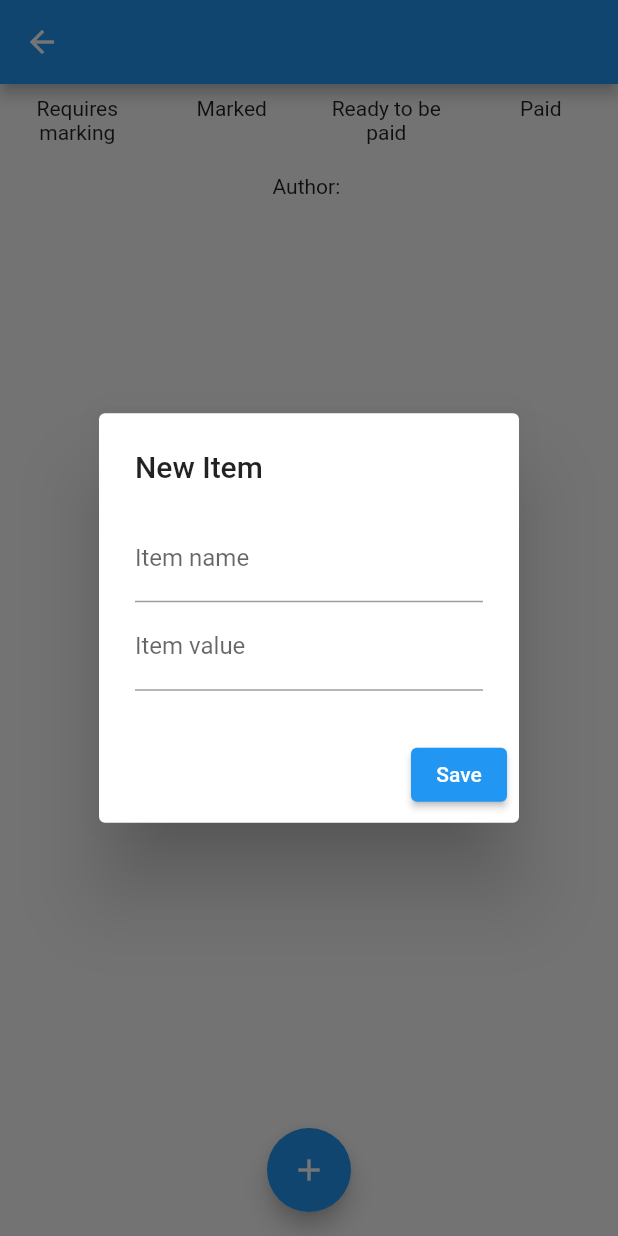
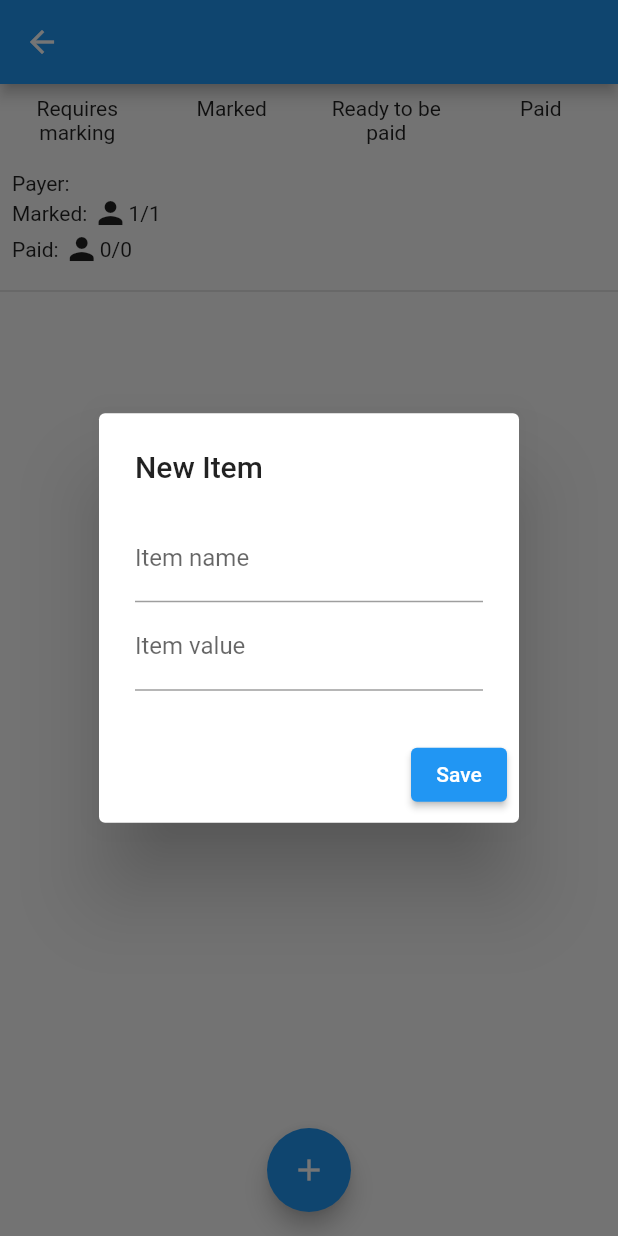
Before and after one commit to ANDREYDEN/Statera, a Flutter app: the ExpensePage screen opened directly with empty values, after a tap on the "add" icon, on a phone screen of 412 x 824 dp. Run offline on Flutter 3.47's test engine with Material 2 defaults, Android fonts, the phone set to English and light mode, and no system bars; our stand-ins replace cloud_firestore, firebase_auth, firebase_core, google_sign_in, multi_select_flutter; accounts and stored records are empty.

Commit message:
Style expenses

```diff
--- a/lib/models/author.dart
+++ b/lib/models/author.dart
@@ -3,22 +3,29 @@ import 'package:firebase_auth/firebase_auth.dart';
 class Author {
   late String uid;
   late String name;
+  String? photoURL;
 
-  Author({required this.uid, required this.name});
+  Author({required this.uid, required this.name, this.photoURL});
 
   Author.fromUser(User user) {
     this.uid = user.uid;
     this.name = user.displayName ?? 'anonymous';
+    this.photoURL = user.photoURL;
   }
 
   static Author fromFirestore(Map<String, dynamic> data) {
-    return Author(uid: data['uid'], name: data['name']);
+    return Author(
+      uid: data['uid'],
+      name: data['name'],
+      photoURL: data['photoURL'],
+    );
   }
 
   Map<String, dynamic> toFirestore() {
     return {
       'uid': uid,
-      'name': name
+      'name': name,
+      'photoURL': photoURL,
     };
   }
 }
--- a/lib/views/expense_page.dart
+++ b/lib/views/expense_page.dart
@@ -147,8 +147,34 @@ class _ExpensePageState extends State<ExpensePage> {
               ],
             ),
           ),
-          SizedBox(height: 10),
-          Text("Author: ${widget.expense.author.name}"),
+          Padding(
+            padding: const EdgeInsets.all(8.0),
+            child: Column(
+              crossAxisAlignment: CrossAxisAlignment.start,
+              children: [
+                Text("Payer: ${widget.expense.author.name}"),
+                Row(
+                  children: [
+                    Text("Marked: "),
+                    Icon(Icons.person),
+                    Text(
+                      "${widget.expense.definedAssignees}/${widget.expense.assignees.length}",
+                    )
+                  ],
+                ),
+                Row(
+                  children: [
+                    Text("Paid: "),
+                    Icon(Icons.person),
+                    Text(
+                      "${widget.expense.paidAssignees}/${widget.expense.assignees.length - 1}",
+                    )
+                  ],
+                )
+              ],
+            ),
+          ),
+          Divider(thickness: 1),
           Flexible(
             child: ListView.builder(
               itemCount: this.items.length,
```
Also changed, not shown: lib/widgets/listItems/expense_list_item.dart (+30 -32 lines).
